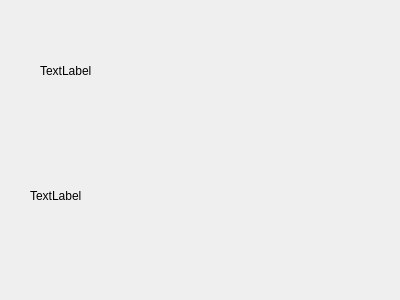
MChemodanov/ROV_old, file testing/RobotTest/widget.ui: the form before one commit.
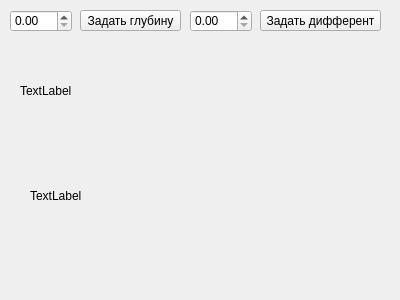
The form after the commit.

```diff
--- a/testing/RobotTest/widget.ui
+++ b/testing/RobotTest/widget.ui
@@ -16,8 +16,8 @@
   <widget class="QLabel" name="label">
    <property name="geometry">
     <rect>
-     <x>40</x>
-     <y>30</y>
+     <x>20</x>
+     <y>50</y>
      <width>331</width>
      <height>81</height>
     </rect>
@@ -39,6 +39,52 @@
     <string>TextLabel</string>
    </property>
   </widget>
+  <widget class="QDoubleSpinBox" name="doubleSpinBox">
+   <property name="geometry">
+    <rect>
+     <x>10</x>
+     <y>10</y>
+     <width>62</width>
+     <height>22</height>
+    </rect>
+   </property>
+  </widget>
+  <widget class="QDoubleSpinBox" name="doubleSpinBox_2">
+   <property name="geometry">
+    <rect>
+     <x>190</x>
+     <y>10</y>
+     <width>62</width>
+     <height>22</height>
+    </rect>
+   </property>
+  </widget>
+  <widget class="QPushButton" name="pushButton">
+   <property name="geometry">
+    <rect>
+     <x>80</x>
+     <y>10</y>
+     <width>101</width>
+     <height>21</height>
+    </rect>
+   </property>
+   <property name="text">
+    <string>Задать глубину</string>
+   </property>
+  </widget>
+  <widget class="QPushButton" name="pushButton_2">
+   <property name="geometry">
+    <rect>
+     <x>260</x>
+     <y>10</y>
+     <width>121</width>
+     <height>21</height>
+    </rect>
+   </property>
+   <property name="text">
+    <string>Задать дифферент</string>
+   </property>
+  </widget>
  </widget>
  <layoutdefault spacing="6" margin="11"/>
  <resources/>
```
